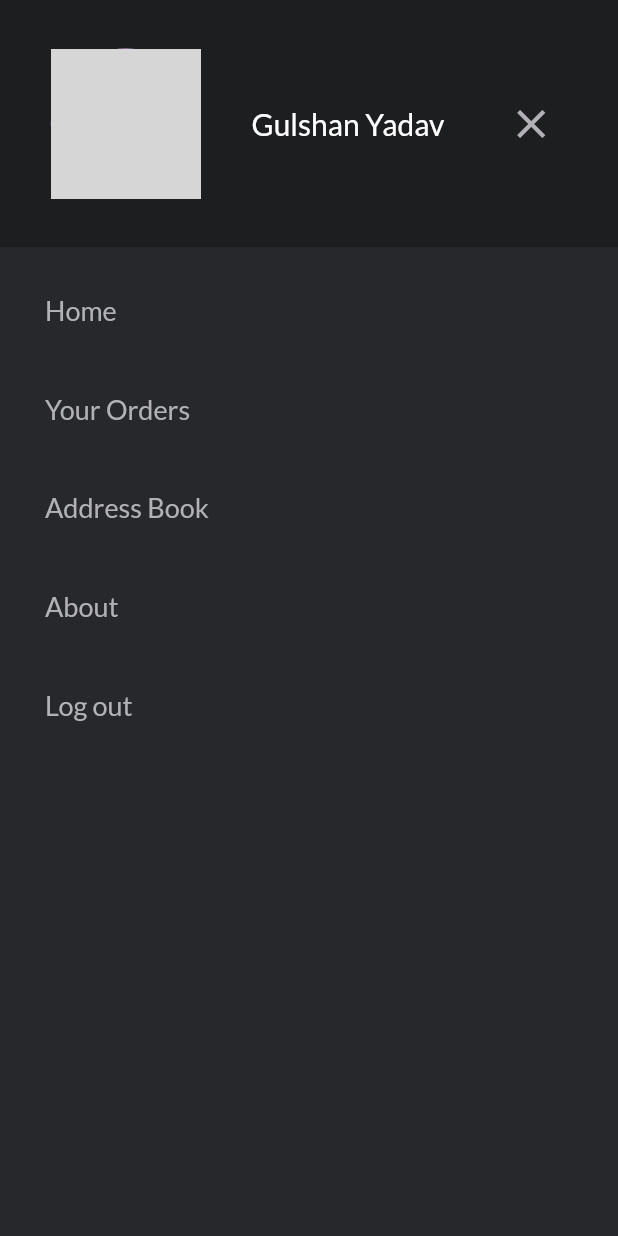
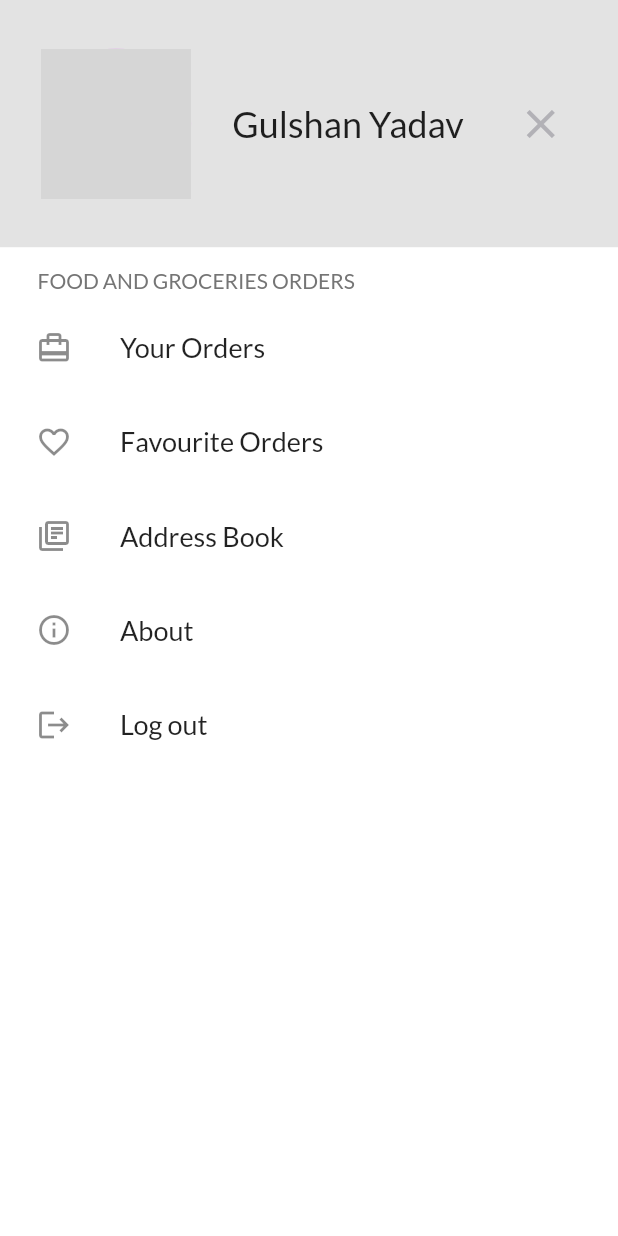
Before and after one commit to YadavGulshan/cuisine_app, a Flutter app: the MyCustomDrawer screen opened directly, on a phone screen of 412 x 824 dp. Run offline on Flutter 3.47's test engine with Material 2 defaults, Android fonts, the phone set to English and light mode, and no system bars; our stand-ins replace dotted_border, geocoding, geolocator, google_fonts, persistent_bottom_nav_bar; network calls fail; grey boxes are pictures that could not be loaded.

Commit message:
custom drawer done

```diff
--- a/lib/screens/custom_drawer.dart
+++ b/lib/screens/custom_drawer.dart
@@ -16,13 +16,16 @@ class _MyCustomDrawerState extends State<MyCustomDrawer> {
   Widget build(BuildContext context) {
     double screenHeight = MediaQuery.of(context).size.height;
     // double screenWidth = MediaQuery.of(context).size.width;
-    return Container(
-      color: const Color(0xFF27282C),
+    return Scaffold(
+      body: Container(
+        color: Colors.white,
+        // color: const Color(0xFF27282C),
         child: Column(
           children: [
             Container(
+              color: const Color(0xFFE3E3E3),
               height: screenHeight / 5,
-            color: const Color(0xFF1D1E20),
+              // color: const Color(0xFF1D1E20),
               child: SafeArea(
                 child: Row(
                   crossAxisAlignment: CrossAxisAlignment.center,
@@ -37,13 +40,15 @@ class _MyCustomDrawerState extends State<MyCustomDrawer> {
                       child: Text(
                         "Gulshan Yadav",
                         style: GoogleFonts.lato(
-                        fontSize: 20,
-                        color: Colors.white,
+                          fontSize: 24,
+                          // color: Colors.white,
                         ),
                       ),
                     ),
                     IconButton(
-                      onPressed: () {},
+                        onPressed: () {
+                          Navigator.pop(context);
+                        },
                         icon: const Icon(
                           Icons.close,
                           color: Color(0xFFB2B1B6),
@@ -53,24 +58,31 @@ class _MyCustomDrawerState extends State<MyCustomDrawer> {
                 ),
               ),
             ),
-          ToolBarTile(
-            icon: Icons.home,
-            title: "Home",
-            ontap: () {
-              setState(() {
-                // widget.value = 0;
-              });
-            },
+            Padding(
+              padding: const EdgeInsets.fromLTRB(25, 14, 14, 0),
+              child: Container(
+                alignment: Alignment.centerLeft,
+                child: Text(
+                  "FOOD AND GROCERIES ORDERS",
+                  style: GoogleFonts.lato(
+                    color: Colors.grey[600],
+                  ),
+                ),
+              ),
             ),
             ToolBarTile(
                 icon: Icons.card_travel, title: "Your Orders", ontap: () {}),
             ToolBarTile(
-            icon: Icons.book,
+                icon: Icons.favorite_border_outlined,
+                title: "Favourite Orders",
+                ontap: () {}),
+            ToolBarTile(
+              icon: Icons.library_books_outlined,
               title: "Address Book",
               ontap: () {},
             ),
             ToolBarTile(
-            icon: Icons.info,
+              icon: Icons.info_outline,
               title: "About",
               ontap: () {},
             ),
@@ -84,6 +96,7 @@ class _MyCustomDrawerState extends State<MyCustomDrawer> {
             ),
           ],
         ),
+      ),
     );
   }
 }
--- a/lib/widgets/toolbar_tiles.dart
+++ b/lib/widgets/toolbar_tiles.dart
@@ -1,5 +1,6 @@
 import 'package:flutter/material.dart';
 import 'package:google_fonts/google_fonts.dart';
+import 'package:flutter/widgets.dart';
 
 class ToolBarTile extends StatelessWidget {
   const ToolBarTile({
@@ -16,13 +17,14 @@ class ToolBarTile extends StatelessWidget {
     return Expanded(
       flex: 2,
       child: Padding(
-        padding: const EdgeInsets.all(14.0),
+        padding: const EdgeInsets.all(8.0),
         child: ListTile(
           onTap: ontap,
+          leading: Icon(icon),
           title: Text(
             title,
             style: GoogleFonts.lato(
-              color: const Color(0xFFB2B1B6),
+              // color: const Color(0xFFB2B1B6),
               fontSize: 18,
             ),
           ),
```
Also changed, not shown: 3 other files. Lines whose indentation alone changed are shown as unchanged.
